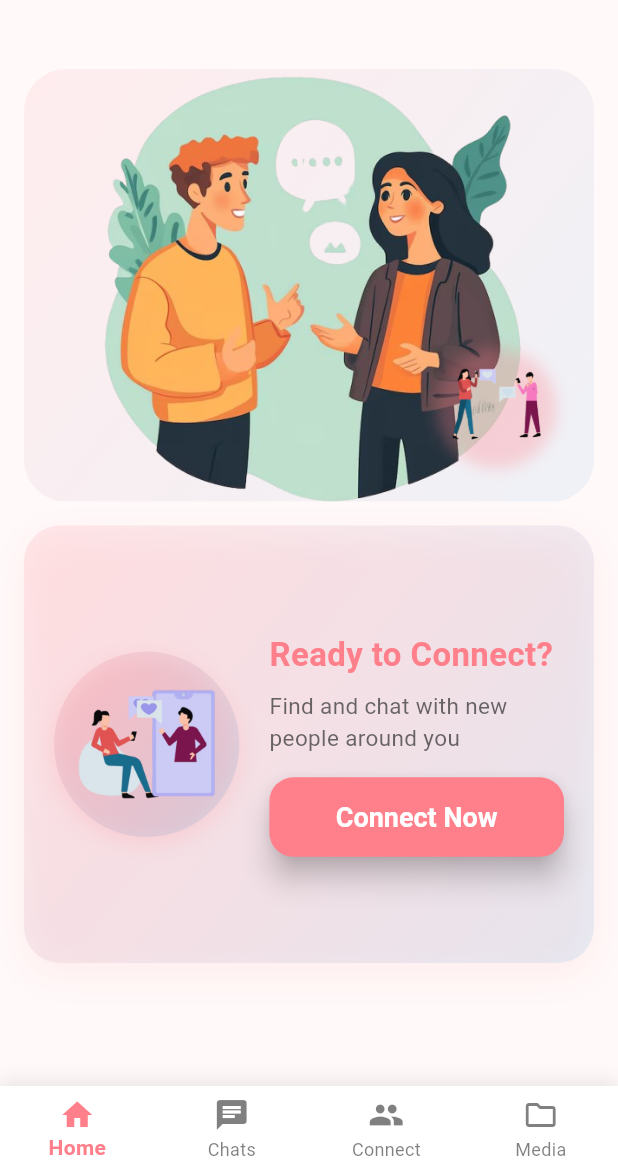
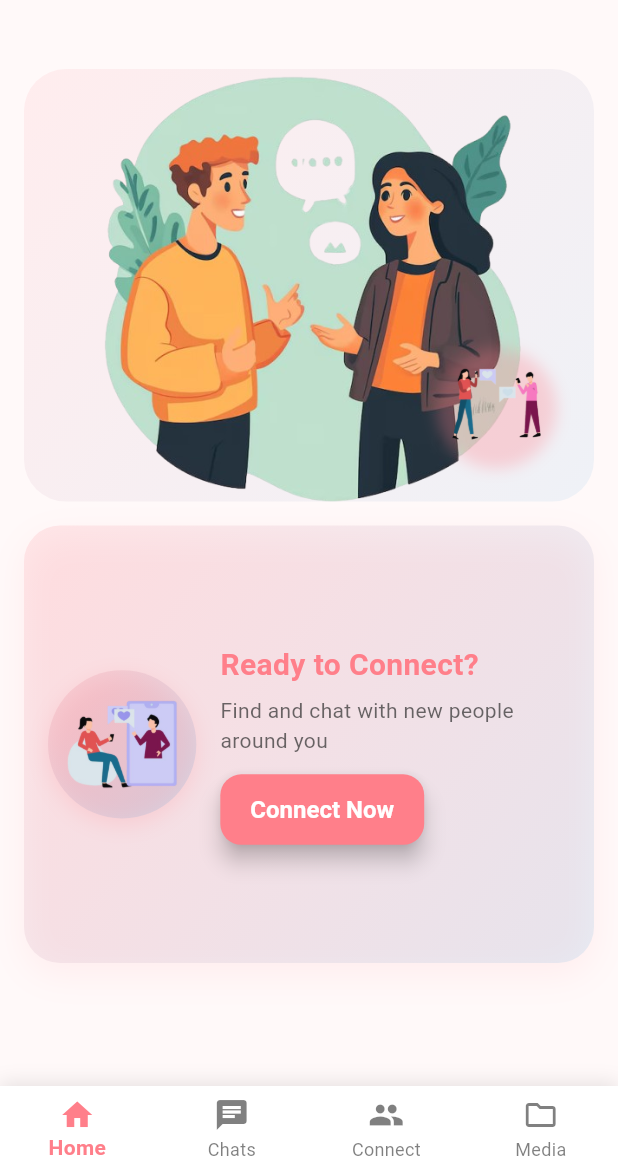
Before and after one commit to Aymanquad/Blabinn-Frontend, a Flutter app: the MainNavigationScreen screen opened by its route, on a phone screen of 412 x 824 dp, the part 63-1236 px from its top. Run offline on Flutter 3.47's test engine with Material 3 defaults, Android fonts, the phone set to English and light mode, and no system bars; drawn by our look-alikes of google_mobile_ads; our stand-ins replace device_info_plus, firebase_auth, firebase_core, firebase_messaging, flutter_local_notifications, google_sign_in and 5 more; missing offline and left inert: screen_protector; accounts and stored records are empty; network calls fail.

Commit message:
changed button placement and changed pop up timer

```diff
--- a/lib/screens/home_screen.dart
+++ b/lib/screens/home_screen.dart
@@ -174,7 +174,7 @@ class _AnimatedConnectNowSectionState extends State<_AnimatedConnectNowSection>
     final theme = Theme.of(context);
     final height = MediaQuery.of(context).size.height;
     return Container(
-      height: height * 0.35, // Increased from 0.25 to 0.35
+      height: height * 0.32, // Reduced from 0.35 to 0.32
       decoration: BoxDecoration(
         borderRadius: BorderRadius.circular(24),
         gradient: LinearGradient(
@@ -194,14 +194,14 @@ class _AnimatedConnectNowSectionState extends State<_AnimatedConnectNowSection>
         ],
       ),
       child: Padding(
-        padding: const EdgeInsets.all(20), // Increased padding from 16 to 20
+        padding: const EdgeInsets.all(16), // Reduced padding from 20 to 16
         child: Row(
           crossAxisAlignment: CrossAxisAlignment.center,
           children: [
             // Enhanced image container with background
             Container(
-              width: height * 0.15, // Increased from 0.12 to 0.15
-              height: height * 0.15, // Increased from 0.12 to 0.15
+              width: height * 0.12, // Reduced from 0.15 to 0.12
+              height: height * 0.12, // Reduced from 0.15 to 0.12
               decoration: BoxDecoration(
                 shape: BoxShape.circle,
                 gradient: LinearGradient(
@@ -227,7 +227,7 @@ class _AnimatedConnectNowSectionState extends State<_AnimatedConnectNowSection>
                 ),
               ),
             ),
-            const SizedBox(width: 20), // Increased spacing from 16 to 20
+            const SizedBox(width: 16), // Reduced spacing from 20 to 16
             // Enhanced connect button section
             Expanded(
               child: Column(
@@ -237,45 +237,42 @@ class _AnimatedConnectNowSectionState extends State<_AnimatedConnectNowSection>
                   Text(
                     'Ready to Connect?',
                     style: TextStyle(
-                      fontSize: 22, // Increased from 18 to 22
+                      fontSize: 20, // Reduced from 22 to 20
                       fontWeight: FontWeight.bold,
                       color: theme.colorScheme.primary,
                     ),
                   ),
-                  const SizedBox(height: 8), // Increased from 6 to 8
+                  const SizedBox(height: 6), // Reduced from 8 to 6
                   Text(
                     'Find and chat with new people around you',
                     style: TextStyle(
-                      fontSize: 15, // Increased from 13 to 15
+                      fontSize: 14, // Reduced from 15 to 14
                       color: theme.colorScheme.onSurface.withOpacity(0.7),
                     ),
                   ),
-                  const SizedBox(height: 16), // Increased from 12 to 16
+                  const SizedBox(height: 12), // Reduced from 16 to 12
                   ScaleTransition(
                     scale: _scaleAnim,
-                    child: SizedBox(
-                      width: double.infinity,
                     child: ElevatedButton(
                       onPressed: widget.onConnect,
                       style: ElevatedButton.styleFrom(
                         backgroundColor: theme.colorScheme.primary,
                         foregroundColor: Colors.white,
                         padding: const EdgeInsets.symmetric(
-                            vertical: 16, // Increased from 12 to 16
-                            horizontal: 24, // Increased from 20 to 24
+                          vertical: 14, // Reduced from 16 to 14
+                          horizontal: 20, // Reduced from 24 to 20
                         ),
                         textStyle: const TextStyle(
-                            fontSize: 18, // Increased from 16 to 18
+                          fontSize: 16, // Reduced from 18 to 16
                           fontWeight: FontWeight.bold,
                         ),
                         shape: RoundedRectangleBorder(
                           borderRadius: BorderRadius.circular(
-                                16), // Increased from 14 to 16
+                              14), // Reduced from 16 to 14
                         ),
-                          elevation: 8, // Increased from 6 to 8
+                        elevation: 6, // Reduced from 8 to 6
                       ),
                       child: const Text('Connect Now'),
-                      ),
                     ),
                   ),
                 ],
--- a/lib/services/ad_service.dart
+++ b/lib/services/ad_service.dart
@@ -219,7 +219,7 @@ class AdService {
     }
 
     _interstitialTimer?.cancel();
-    _interstitialTimer = Timer.periodic(const Duration(seconds: 20), (timer) {
+    _interstitialTimer = Timer.periodic(const Duration(seconds: 180), (timer) {
       if (!_isInterstitialAdShowing) {
         showInterstitialAd();
       }
```
Lines whose indentation alone changed are shown as unchanged.
